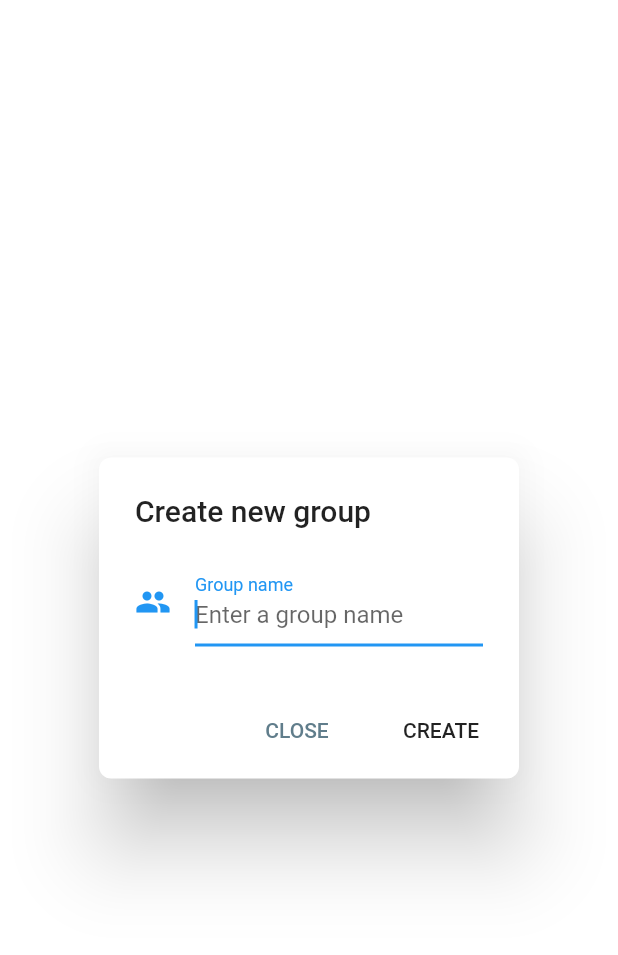
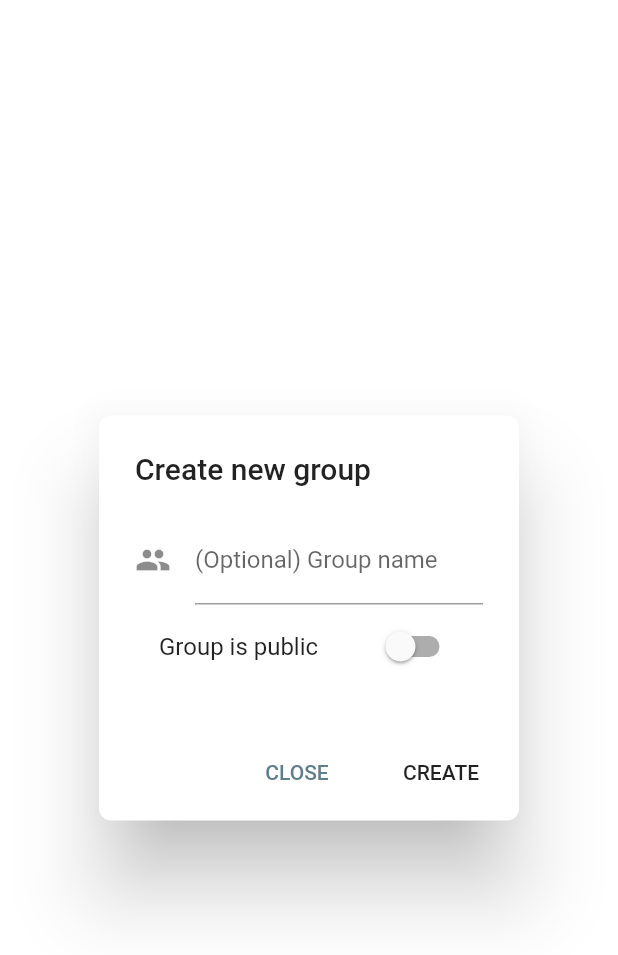
Before and after one commit to iamironrabbit/zom-mobile-next, a Flutter app: the NewGroupDialog widget shown alone on an empty page, opened directly, on a phone screen of 412 x 824 dp. Shown: the top 955 px of the screen. Run offline on Flutter 3.47's test engine with Material 2 defaults, Android fonts, the phone set to English and light mode, and no system bars; our stand-ins replace bubble, cached_network_image, file_picker, firebase_messaging, flutter_local_notifications, flutter_speed_dial and 6 more; missing offline and left inert: famedlysdk, link_text, pedantic; accounts and stored records are empty.

Commit message:
Finish creating groups

```diff
--- a/lib/components/dialogs/new_group_dialog.dart
+++ b/lib/components/dialogs/new_group_dialog.dart
@@ -1,23 +1,52 @@
 import 'package:fluffychat/views/chat.dart';
+import 'package:fluffychat/views/invitation_selection.dart';
 import 'package:flutter/material.dart';
+import 'package:pedantic/pedantic.dart';
 
 import '../matrix.dart';
 
-class NewGroupDialog extends StatelessWidget {
-  final TextEditingController controller = TextEditingController();
+class NewGroupDialog extends StatefulWidget {
+  @override
+  _NewGroupDialogState createState() => _NewGroupDialogState();
+}
+
+class _NewGroupDialogState extends State<NewGroupDialog> {
+  TextEditingController controller = TextEditingController();
+  bool publicGroup = false;
 
   void submitAction(BuildContext context) async {
     final MatrixState matrix = Matrix.of(context);
     Map<String, dynamic> params = {};
+    if (publicGroup) {
+      params["preset"] = "public_chat";
+      params["visibility"] = "public";
+      if (controller.text.isNotEmpty) {
+        params["room_alias_name"] = controller.text;
+      }
+    } else {
+      params["preset"] = "private_chat";
+    }
     if (controller.text.isNotEmpty) params["name"] = controller.text;
     final String roomID = await matrix.tryRequestWithLoadingDialog(
       matrix.client.createRoom(params: params),
     );
     Navigator.of(context).pop();
     if (roomID != null) {
+      unawaited(
+        Navigator.push(
+          context,
+          MaterialPageRoute(builder: (context) {
+            return Chat(roomID);
+          }),
+        ),
+      );
       await Navigator.push(
         context,
-        MaterialPageRoute(builder: (context) => Chat(roomID)),
+        MaterialPageRoute(
+          builder: (context) => InvitationSelection(
+            matrix.client.getRoomById(roomID),
+          ),
+        ),
       );
     }
   }
@@ -31,14 +60,18 @@ class NewGroupDialog extends StatelessWidget {
         children: <Widget>[
           TextField(
             controller: controller,
-            autofocus: true,
             autocorrect: false,
             textInputAction: TextInputAction.go,
             onSubmitted: (s) => submitAction(context),
             decoration: InputDecoration(
-                labelText: "Group name",
+                labelText: "(Optional) Group name",
                 icon: Icon(Icons.people),
                 hintText: "Enter a group name"),
+          ),
+          SwitchListTile(
+            title: Text("Group is public"),
+            value: publicGroup,
+            onChanged: (bool b) => setState(() => publicGroup = b),
           ),
         ],
       ),
--- a/lib/utils/room_extension.dart
+++ b/lib/utils/room_extension.dart
@@ -5,7 +5,8 @@ extension LocalizedRoomDisplayname on Room {
   String getLocalizedDisplayname(BuildContext context) {
     if ((this.name?.isEmpty ?? true) &&
         (this.canonicalAlias?.isEmpty ?? true) &&
-        !this.isDirectChat) {
+        !this.isDirectChat &&
+        this.mHeroes.isNotEmpty) {
       return "Group with ${this.displayname}";
     }
     return this.displayname;
```
